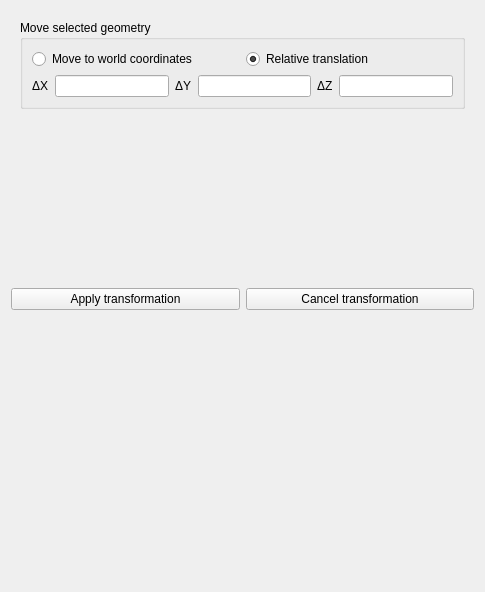
Above: SIM-VICUS/src/SVPropEditGeometry.ui from ghorwin/SIM-VICUS before the change. Below: the same form after it.
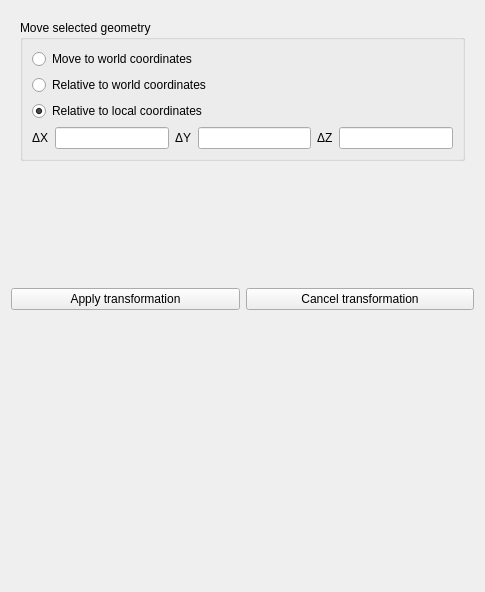
That is the form after the change. The open tabs and pages were chosen to show the change. Custom widgets are drawn as their Qt base class.

Commit message: Implemented translation relative to LCS (closes #501)

Diff of the .ui file:
```diff
--- a/SIM-VICUS/src/SVPropEditGeometry.ui
+++ b/SIM-VICUS/src/SVPropEditGeometry.ui
@@ -25,25 +25,31 @@
          </property>
          <layout class="QVBoxLayout" name="verticalLayout">
           <item>
-           <layout class="QHBoxLayout" name="horizontalLayout_2">
-            <item>
-             <widget class="QRadioButton" name="radioButtonTranslationAbsolute">
-              <property name="text">
-               <string>Move to world coordinates</string>
-              </property>
-             </widget>
-            </item>
-            <item>
-             <widget class="QRadioButton" name="radioButtonTranslationRelative">
-              <property name="text">
-               <string>Relative translation</string>
-              </property>
-              <property name="checked">
-               <bool>true</bool>
-              </property>
-             </widget>
-            </item>
-           </layout>
+           <widget class="QRadioButton" name="radioButtonTranslationAbsolute">
+            <property name="text">
+             <string>Move to world coordinates</string>
+            </property>
+           </widget>
+          </item>
+          <item>
+           <widget class="QRadioButton" name="radioButtonTranslationRelative">
+            <property name="text">
+             <string>Relative to world coordinates</string>
+            </property>
+            <property name="checked">
+             <bool>false</bool>
+            </property>
+           </widget>
+          </item>
+          <item>
+           <widget class="QRadioButton" name="radioButtonTranslationRelativeLCS">
+            <property name="text">
+             <string>Relative to local coordinates</string>
+            </property>
+            <property name="checked">
+             <bool>true</bool>
+            </property>
+           </widget>
           </item>
           <item>
            <layout class="QHBoxLayout" name="horizontalLayout">
```
Left out of the diff: 168 changed lines with no effect on the pictures. The commit also changes 2 other files.
